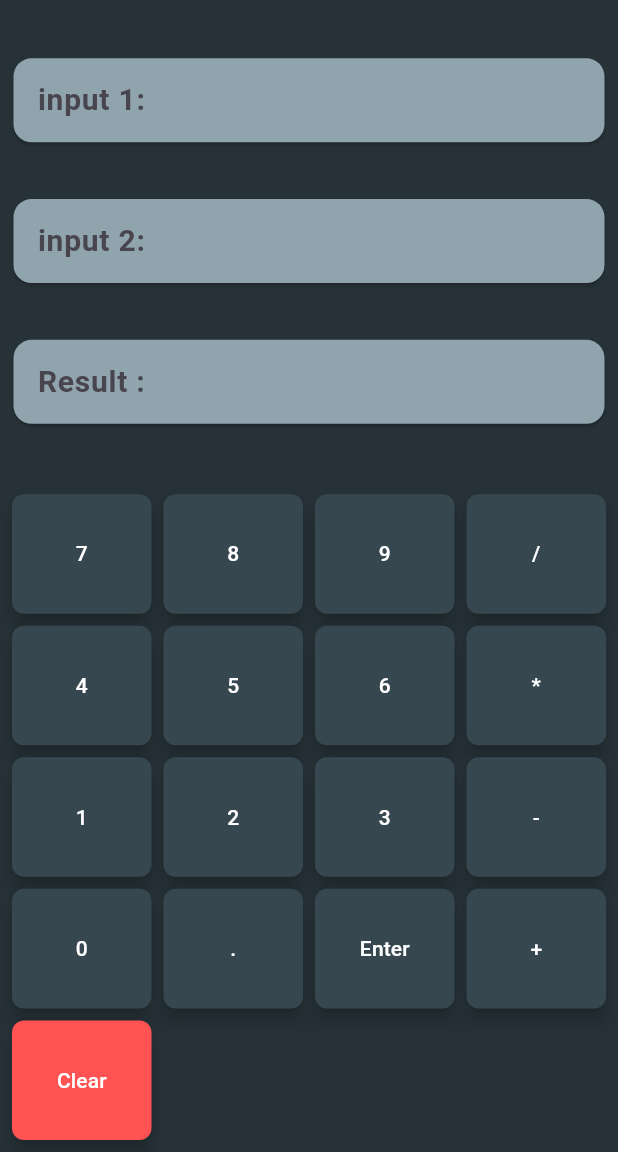
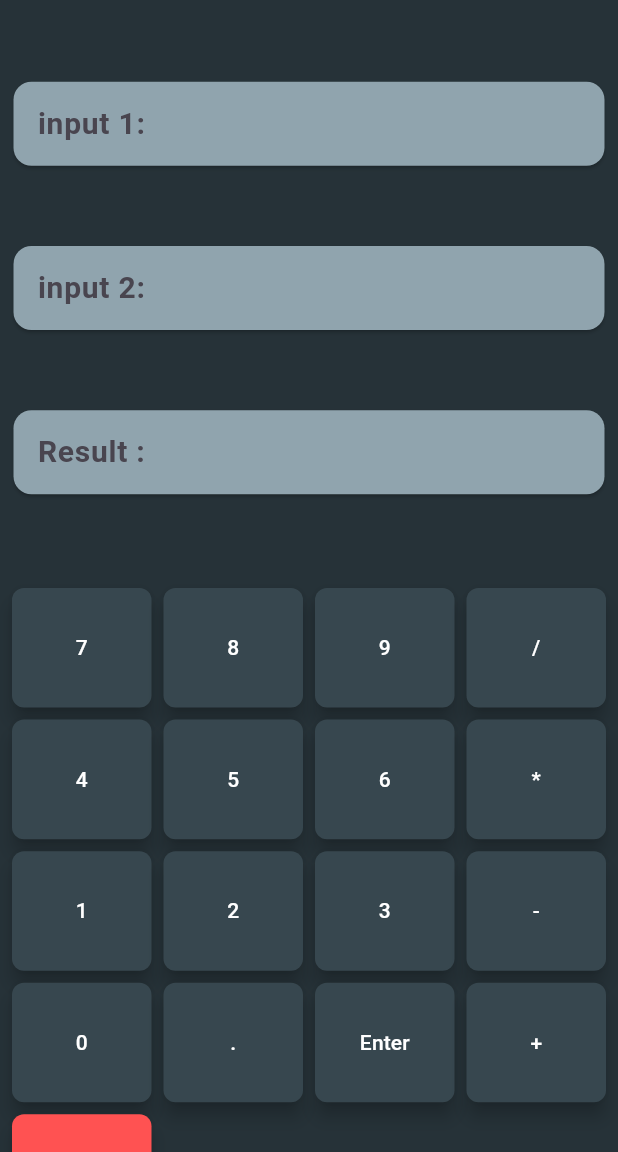
Before and after one commit to Hozaneybo/rpn_calculator, a Flutter app: the screen it shows after launch, on a phone screen of 412 x 824 dp, the part 84-1236 px from its top. Run offline on Flutter 3.47's test engine with Material 3 defaults, Android fonts, the light colour scheme and no system bars.

Commit message:
modify the workflow

```diff
--- a/lib/main.dart
+++ b/lib/main.dart
@@ -95,6 +95,16 @@ class _MyAppState extends State<RPNCalculator> {
 
   @override
   Widget build(BuildContext context) {
+    // Obtain the current media query data
+    var mediaQuery = MediaQuery.of(context);
+    // Calculate the number of columns for the GridView based on the width of the screen
+    int gridCount = mediaQuery.size.width > 600 ? 8 : 4;
+    // Calculate the appropriate padding
+    double padding = mediaQuery.size.width > 600 ? 16.0 : 8.0;
+    // Calculate the size ratio for the buttons based on the screen width
+    double buttonWidth = (mediaQuery.size.width - padding * (gridCount + 1)) / gridCount;
+    double buttonHeight = buttonWidth * 0.6; // Maintain the aspect ratio of the buttons
+
     return MaterialApp(
       home: Scaffold(
         backgroundColor: Colors.blueGrey[900],
@@ -143,7 +153,8 @@ class _MyAppState extends State<RPNCalculator> {
                 ),
               ),
             ),
-            GridView.count(
+            Expanded(
+              child: GridView.count(
                 shrinkWrap: true,
                 padding: EdgeInsets.all(8.0),
                 crossAxisCount: 4,
@@ -194,6 +205,7 @@ class _MyAppState extends State<RPNCalculator> {
                   ),
                 ],
               ),
+            ),
           ],
         ),
       ),
```
Also changed, not shown: 1 other file. Lines whose indentation alone changed are shown as unchanged.
